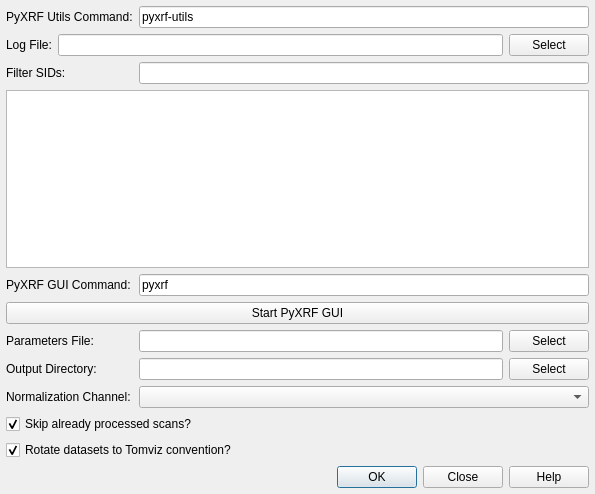
Before: the Qt Designer form tomviz/PyXRFProcessDialog.ui in OpenChemistry/tomviz, drawn with Qt 5.
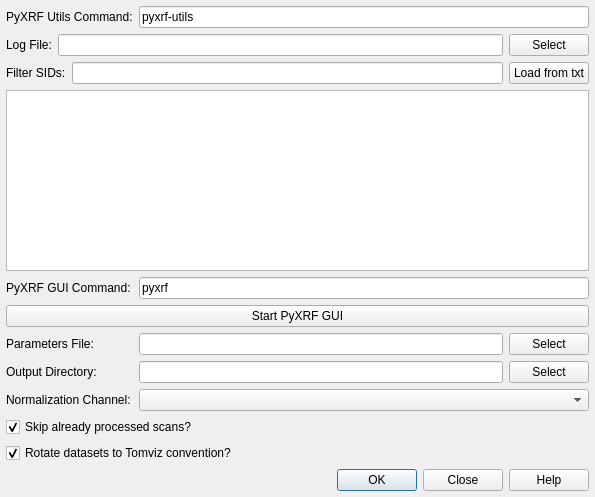
After: the same form once the commit is applied.

Commit message:
Add ability to load SIDs from txt files
This simply modifies the SID filter to only include the SIDs found
within the txt file.

Patch:
```diff
--- a/tomviz/PyXRFProcessDialog.ui
+++ b/tomviz/PyXRFProcessDialog.ui
@@ -7,7 +7,7 @@
     <x>0</x>
     <y>0</y>
     <width>595</width>
-    <height>494</height>
+    <height>497</height>
    </rect>
   </property>
   <property name="windowTitle">
@@ -26,14 +26,31 @@
    <property name="bottomMargin">
     <number>6</number>
    </property>
-   <item row="9" column="1">
+   <item row="10" column="1">
     <widget class="QLineEdit" name="outputDirectory">
      <property name="toolTip">
       <string>&lt;html&gt;&lt;head/&gt;&lt;body&gt;&lt;p&gt;The directory where the output will be written.&lt;/p&gt;&lt;/body&gt;&lt;/html&gt;</string>
      </property>
     </widget>
    </item>
-   <item row="9" column="0">
+   <item row="9" column="2">
+    <widget class="QPushButton" name="selectParametersFile">
+     <property name="toolTip">
+      <string>&lt;html&gt;&lt;head/&gt;&lt;body&gt;&lt;p&gt;Select the parameters file that was generated using the PyXRF GUI on one of the datasets.&lt;/p&gt;&lt;/body&gt;&lt;/html&gt;</string>
+     </property>
+     <property name="text">
+      <string>Select</string>
+     </property>
+    </widget>
+   </item>
+   <item row="7" column="0">
+    <widget class="QLabel" name="pyxrfGUICommandLabel">
+     <property name="text">
+      <string>PyXRF GUI Command:</string>
+     </property>
+    </widget>
+   </item>
+   <item row="10" column="0">
     <widget class="QLabel" name="outputDirectoryLabel">
      <property name="toolTip">
       <string>&lt;html&gt;&lt;head/&gt;&lt;body&gt;&lt;p&gt;The directory where the output will be written.&lt;/p&gt;&lt;/body&gt;&lt;/html&gt;</string>
@@ -46,56 +63,6 @@
      </property>
     </widget>
    </item>
-   <item row="13" column="0" colspan="3">
-    <widget class="QDialogButtonBox" name="buttonBox">
-     <property name="orientation">
-      <enum>Qt::Horizontal</enum>
-     </property>
-     <property name="standardButtons">
-      <set>QDialogButtonBox::Close|QDialogButtonBox::Help|QDialogButtonBox::Ok</set>
-     </property>
-    </widget>
-   </item>
-   <item row="4" column="0">
-    <widget class="QLabel" name="filterSidsLabel">
-     <property name="toolTip">
-      <string>&lt;html&gt;&lt;head/&gt;&lt;body&gt;&lt;p&gt;Filter out SIDs using numpy-like slice syntax. For example: &lt;br/&gt;&lt;/p&gt;&lt;p&gt;157394:157413:3&lt;br/&gt;&lt;/p&gt;&lt;p&gt;This would only allow every third number between 157394 (inclusive) and 157413 (exclusive) to be shown.&lt;br/&gt;&lt;/p&gt;&lt;p&gt;The filtered out SIDs are hidden and won't be used in the next step.&lt;br/&gt;&lt;/p&gt;&lt;p&gt;This also supports separate sets of comma-delimited slices, for example:&lt;br/&gt;&lt;/p&gt;&lt;p&gt;157394:157413:3, 157420:157500:2&lt;/p&gt;&lt;/body&gt;&lt;/html&gt;</string>
-     </property>
-     <property name="text">
-      <string>Filter SIDs:</string>
-     </property>
-    </widget>
-   </item>
-   <item row="11" column="0" colspan="3">
-    <widget class="QCheckBox" name="skipProcessed">
-     <property name="toolTip">
-      <string>&lt;html&gt;&lt;head/&gt;&lt;body&gt;&lt;p&gt;xrf-tomo will store the output from processed scans within the input HDF5 files. If this is checked, any HDF5 files that have already been processed will be skipped over, and their old output re-used.&lt;/p&gt;&lt;p&gt;&lt;br/&gt;&lt;/p&gt;&lt;p&gt;This should be unchecked if you change the parameters file or the normalization channel - otherwise, previously processed files will not be processed with the updated values.&lt;/p&gt;&lt;/body&gt;&lt;/html&gt;</string>
-     </property>
-     <property name="text">
-      <string>Skip already processed scans?</string>
-     </property>
-     <property name="checked">
-      <bool>true</bool>
-     </property>
-    </widget>
-   </item>
-   <item row="8" column="2">
-    <widget class="QPushButton" name="selectParametersFile">
-     <property name="toolTip">
-      <string>&lt;html&gt;&lt;head/&gt;&lt;body&gt;&lt;p&gt;Select the parameters file that was generated using the PyXRF GUI on one of the datasets.&lt;/p&gt;&lt;/body&gt;&lt;/html&gt;</string>
-     </property>
-     <property name="text">
-      <string>Select</string>
-     </property>
-    </widget>
-   </item>
-   <item row="1" column="0">
-    <widget class="QLabel" name="commandLabel">
-     <property name="text">
-      <string>PyXRF Utils Command:</string>
-     </property>
-    </widget>
-   </item>
    <item row="1" column="1" colspan="2">
     <widget class="QLineEdit" name="command">
      <property name="text">
@@ -137,14 +104,20 @@
      </item>
     </layout>
    </item>
-   <item row="6" column="0">
-    <widget class="QLabel" name="pyxrfGUICommandLabel">
-     <property name="text">
-      <string>PyXRF GUI Command:</string>
+   <item row="6" column="0" colspan="3">
+    <widget class="QTableWidget" name="logFileTable">
+     <property name="editTriggers">
+      <set>QAbstractItemView::NoEditTriggers</set>
      </property>
+     <property name="selectionMode">
+      <enum>QAbstractItemView::NoSelection</enum>
+     </property>
+     <attribute name="horizontalHeaderStretchLastSection">
+      <bool>true</bool>
+     </attribute>
     </widget>
    </item>
-   <item row="10" column="0">
+   <item row="11" column="0">
     <widget class="QLabel" name="icNameLabel">
      <property name="toolTip">
       <string>&lt;html&gt;&lt;head/&gt;&lt;body&gt;&lt;p&gt;Name of the scalar for normalization of fluorescence data.&lt;/p&gt;&lt;/body&gt;&lt;/html&gt;</string>
@@ -157,41 +130,34 @@
      </property>
     </widget>
    </item>
-   <item row="7" column="0" colspan="3">
-    <widget class="QPushButton" name="startPyXRFGUI">
+   <item row="14" column="0" colspan="3">
+    <widget class="QDialogButtonBox" name="buttonBox">
+     <property name="orientation">
+      <enum>Qt::Horizontal</enum>
+     </property>
+     <property name="standardButtons">
+      <set>QDialogButtonBox::Close|QDialogButtonBox::Help|QDialogButtonBox::Ok</set>
+     </property>
+    </widget>
+   </item>
+   <item row="10" column="2">
+    <widget class="QPushButton" name="selectOutputDirectory">
      <property name="toolTip">
       <string>&lt;html&gt;&lt;head/&gt;&lt;body&gt;&lt;p&gt;Use the PyXRF GUI to generate a parameters file with one of the datasets. Then, select the parameters file below.&lt;/p&gt;&lt;/body&gt;&lt;/html&gt;</string>
      </property>
      <property name="text">
-      <string>Start PyXRF GUI</string>
+      <string>Select</string>
      </property>
     </widget>
    </item>
-   <item row="10" column="1" colspan="2">
-    <widget class="QComboBox" name="icName">
-     <property name="toolTip">
-      <string>&lt;html&gt;&lt;head/&gt;&lt;body&gt;&lt;p&gt;Name of the scalar for normalization of fluorescence data.&lt;/p&gt;&lt;/body&gt;&lt;/html&gt;</string>
-     </property>
-    </widget>
-   </item>
-   <item row="6" column="1" colspan="2">
+   <item row="7" column="1" colspan="2">
     <widget class="QLineEdit" name="pyxrfGUICommand">
      <property name="text">
       <string>pyxrf</string>
      </property>
     </widget>
    </item>
-   <item row="9" column="2">
-    <widget class="QPushButton" name="selectOutputDirectory">
-     <property name="toolTip">
-      <string>&lt;html&gt;&lt;head/&gt;&lt;body&gt;&lt;p&gt;The directory where the output will be written.&lt;/p&gt;&lt;/body&gt;&lt;/html&gt;</string>
-     </property>
-     <property name="text">
-      <string>Select</string>
-     </property>
-    </widget>
-   </item>
-   <item row="8" column="0">
+   <item row="9" column="0">
     <widget class="QLabel" name="parametersFileLabel">
      <property name="toolTip">
       <string>&lt;html&gt;&lt;head/&gt;&lt;body&gt;&lt;p&gt;Select the parameters file that was generated using the PyXRF GUI on one of the datasets.&lt;/p&gt;&lt;/body&gt;&lt;/html&gt;</string>
@@ -204,7 +170,21 @@
      </property>
     </widget>
    </item>
-   <item row="12" column="0" colspan="3">
+   <item row="9" column="1">
+    <widget class="QLineEdit" name="parametersFile">
+     <property name="toolTip">
+      <string>&lt;html&gt;&lt;head/&gt;&lt;body&gt;&lt;p&gt;Select the parameters file that was generated using the PyXRF GUI on one of the datasets.&lt;/p&gt;&lt;/body&gt;&lt;/html&gt;</string>
+     </property>
+    </widget>
+   </item>
+   <item row="11" column="1" colspan="2">
+    <widget class="QComboBox" name="icName">
+     <property name="toolTip">
+      <string>&lt;html&gt;&lt;head/&gt;&lt;body&gt;&lt;p&gt;Name of the scalar for normalization of fluorescence data.&lt;/p&gt;&lt;/body&gt;&lt;/html&gt;</string>
+     </property>
+    </widget>
+   </item>
+   <item row="13" column="0" colspan="3">
     <widget class="QCheckBox" name="rotateDatasets">
      <property name="toolTip">
       <string>&lt;html&gt;&lt;head/&gt;&lt;body&gt;&lt;p&gt;The orientation of the tilt series from PyXRF does match what Tomviz expects internally. Rotating the data ensures that the later Tomviz operators will be able to run properly.&lt;/p&gt;&lt;/body&gt;&lt;/html&gt;</string>
@@ -217,33 +197,67 @@
      </property>
     </widget>
    </item>
-   <item row="8" column="1">
-    <widget class="QLineEdit" name="parametersFile">
+   <item row="1" column="0">
+    <widget class="QLabel" name="commandLabel">
+     <property name="text">
+      <string>PyXRF Utils Command:</string>
+     </property>
+    </widget>
+   </item>
+   <item row="8" column="0" colspan="3">
+    <widget class="QPushButton" name="startPyXRFGUI">
      <property name="toolTip">
       <string>&lt;html&gt;&lt;head/&gt;&lt;body&gt;&lt;p&gt;Select the parameters file that was generated using the PyXRF GUI on one of the datasets.&lt;/p&gt;&lt;/body&gt;&lt;/html&gt;</string>
      </property>
+     <property name="text">
+      <string>Start PyXRF GUI</string>
+     </property>
     </widget>
    </item>
-   <item row="5" column="0" colspan="3">
-    <widget class="QTableWidget" name="logFileTable">
-     <property name="editTriggers">
-      <set>QAbstractItemView::NoEditTriggers</set>
+   <item row="12" column="0" colspan="3">
+    <widget class="QCheckBox" name="skipProcessed">
+     <property name="toolTip">
+      <string>&lt;html&gt;&lt;head/&gt;&lt;body&gt;&lt;p&gt;xrf-tomo will store the output from processed scans within the input HDF5 files. If this is checked, any HDF5 files that have already been processed will be skipped over, and their old output re-used.&lt;/p&gt;&lt;p&gt;&lt;br/&gt;&lt;/p&gt;&lt;p&gt;This should be unchecked if you change the parameters file or the normalization channel - otherwise, previously processed files will not be processed with the updated values.&lt;/p&gt;&lt;/body&gt;&lt;/html&gt;</string>
      </property>
-     <property name="selectionMode">
-      <enum>QAbstractItemView::NoSelection</enum>
+     <property name="text">
+      <string>Skip already processed scans?</string>
      </property>
-     <attribute name="horizontalHeaderStretchLastSection">
+     <property name="checked">
       <bool>true</bool>
-     </attribute>
-    </widget>
-   </item>
-   <item row="4" column="1" colspan="2">
-    <widget class="QLineEdit" name="filterSidsString">
-     <property name="toolTip">
-      <string>&lt;html&gt;&lt;head/&gt;&lt;body&gt;&lt;p&gt;Filter out SIDs using numpy-like slice syntax. For example: &lt;br/&gt;&lt;/p&gt;&lt;p&gt;157394:157413:3&lt;br/&gt;&lt;/p&gt;&lt;p&gt;This would only allow every third number between 157394 (inclusive) and 157413 (exclusive) to be shown.&lt;br/&gt;&lt;/p&gt;&lt;p&gt;The filtered out SIDs are hidden and won't be used in the next step.&lt;br/&gt;&lt;/p&gt;&lt;p&gt;This also supports separate sets of comma-delimited slices, for example:&lt;br/&gt;&lt;/p&gt;&lt;p&gt;157394:157413:3, 157420:157500:2&lt;/p&gt;&lt;/body&gt;&lt;/html&gt;</string>
      </property>
     </widget>
    </item>
+   <item row="3" column="0" colspan="3">
+    <layout class="QHBoxLayout" name="horizontalLayout">
+     <item>
+      <widget class="QLabel" name="filterSidsLabel">
+       <property name="toolTip">
+        <string>&lt;html&gt;&lt;head/&gt;&lt;body&gt;&lt;p&gt;Filter out SIDs using numpy-like slice syntax. For example: &lt;br/&gt;&lt;/p&gt;&lt;p&gt;157394:157413:3&lt;br/&gt;&lt;/p&gt;&lt;p&gt;This would only allow every third number between 157394 (inclusive) and 157413 (exclusive) to be shown.&lt;br/&gt;&lt;/p&gt;&lt;p&gt;The filtered out SIDs are hidden and won't be used in the next step.&lt;br/&gt;&lt;/p&gt;&lt;p&gt;This also supports separate sets of comma-delimited slices, for example:&lt;br/&gt;&lt;/p&gt;&lt;p&gt;157394:157413:3, 157420:157500:2&lt;/p&gt;&lt;/body&gt;&lt;/html&gt;</string>
+       </property>
+       <property name="text">
+        <string>Filter SIDs:</string>
+       </property>
+      </widget>
+     </item>
+     <item>
+      <widget class="QLineEdit" name="filterSidsString">
+       <property name="toolTip">
+        <string>&lt;html&gt;&lt;head/&gt;&lt;body&gt;&lt;p&gt;Filter out SIDs using numpy-like slice syntax. For example: &lt;br/&gt;&lt;/p&gt;&lt;p&gt;157394:157413:3&lt;br/&gt;&lt;/p&gt;&lt;p&gt;This would only allow every third number between 157394 (inclusive) and 157413 (exclusive) to be shown.&lt;br/&gt;&lt;/p&gt;&lt;p&gt;The filtered out SIDs are hidden and won't be used in the next step.&lt;br/&gt;&lt;/p&gt;&lt;p&gt;This also supports separate sets of comma-delimited slices, for example:&lt;br/&gt;&lt;/p&gt;&lt;p&gt;157394:157413:3, 157420:157500:2&lt;/p&gt;&lt;/body&gt;&lt;/html&gt;</string>
+       </property>
+      </widget>
+     </item>
+     <item>
+      <widget class="QPushButton" name="loadSidsFromTxt">
+       <property name="toolTip">
+        <string>&lt;html&gt;&lt;head/&gt;&lt;body&gt;&lt;p&gt;Load a list of SIDs from a txt file. The txt file should be formatted so that on each row, the first number that occurs is the SID, like so:&lt;br/&gt;&lt;/p&gt;&lt;p&gt;&lt;span style=&quot; font-family:'Courier New','Courier','monospace','arial','sans-serif'; font-size:14px; color:#000000; background-color:#ffffff;&quot;&gt;383563 -90.000&lt;/span&gt;&lt;/p&gt;&lt;p&gt;&lt;span style=&quot; font-family:'Courier New','Courier','monospace','arial','sans-serif'; font-size:14px; color:#000000; background-color:#ffffff;&quot;&gt;383565 -88.000&lt;/span&gt;&lt;/p&gt;&lt;p&gt;&lt;span style=&quot; font-family:'Courier New','Courier','monospace','arial','sans-serif'; font-size:14px; color:#000000; background-color:#ffffff;&quot;&gt;383567 -86.000&lt;/span&gt;&lt;/p&gt;&lt;p&gt;&lt;span style=&quot; font-family:'Courier New','Courier','monospace','arial','sans-serif'; font-size:14px; color:#000000; background-color:#ffffff;&quot;&gt;383569 -84.000&lt;/span&gt;&lt;/p&gt;&lt;p&gt;&lt;span style=&quot; font-family:'Courier New','Courier','monospace','arial','sans-serif'; font-size:14px; color:#000000; background-color:#ffffff;&quot;&gt;383571 -82.000&lt;/span&gt;&lt;/p&gt;&lt;p&gt;&lt;span style=&quot; font-family:'Courier New','Courier','monospace','arial','sans-serif'; font-size:14px; color:#000000; background-color:#ffffff;&quot;&gt;383573 -80.000&lt;/span&gt;&lt;/p&gt;&lt;p&gt;&lt;span style=&quot; font-family:'Courier New','Courier','monospace','arial','sans-serif'; font-size:14px; color:#000000; background-color:#ffffff;&quot;&gt;383575 -78.000&lt;/span&gt;&lt;/p&gt;&lt;p&gt;&lt;span style=&quot; font-family:'Courier New','Courier','monospace','arial','sans-serif'; font-size:14px; color:#000000; background-color:#ffffff;&quot;&gt;383577 -76.000&lt;/span&gt;&lt;/p&gt;&lt;p&gt;&lt;span style=&quot; font-family:'Courier New','Courier','monospace','arial','sans-serif'; font-size:14px; color:#000000; background-color:#ffffff;&quot;&gt;383579 -74.000&lt;/span&gt;&lt;br/&gt;&lt;/p&gt;&lt;p&gt;The second column of angles is optional (the angles, if present, will be ignored). It is only necessary that the first column be the SID numbers.&lt;/p&gt;&lt;/body&gt;&lt;/html&gt;</string>
+       </property>
+       <property name="text">
+        <string>Load from txt</string>
+       </property>
+      </widget>
+     </item>
+    </layout>
+   </item>
   </layout>
  </widget>
  <tabstops>
```
Left out of the diff: 5 changed lines with no effect on the pictures. The commit also changes 3 other files.
